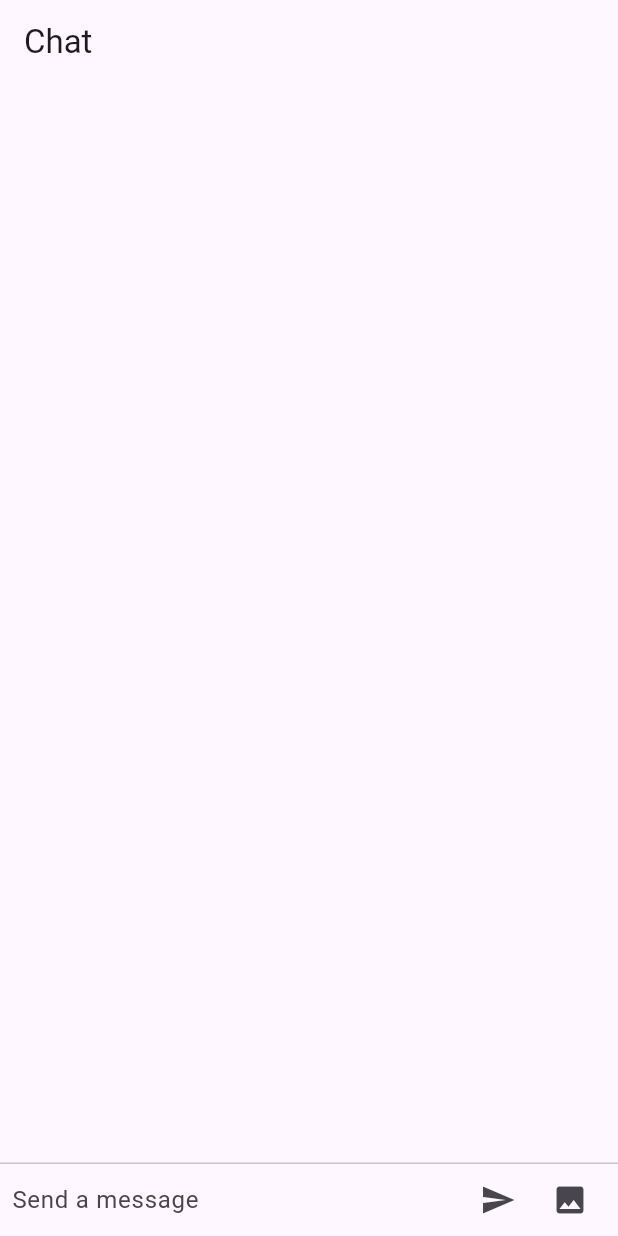
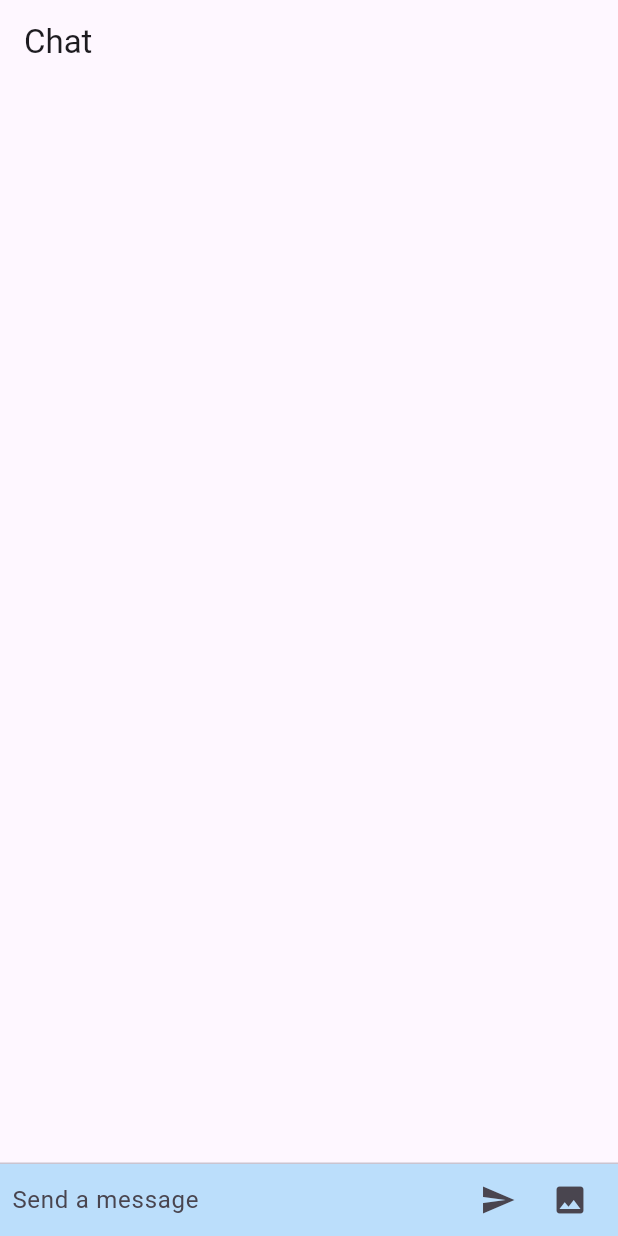
Before and after one commit to tdj28/ai-image-transcriber, a Flutter app: the screen it shows after launch, after a tap on the "photo" icon, on a phone screen of 412 x 824 dp. Run offline on Flutter 3.47's test engine with Material 3 defaults, Android fonts, the phone set to English and light mode, and no system bars; our stand-ins replace file_picker, flutter_dotenv, flutter_image_compress, image_picker; missing offline and left inert: file_selector_macos, super_drag_and_drop.

Commit message:
chore: Update chat_screen.dart
Signed-off-by: TJ <723947+tdj28@users.noreply.github.com>

```diff
--- a/lib/chat_screen.dart
+++ b/lib/chat_screen.dart
@@ -10,7 +10,6 @@ import 'package:flutter_image_compress/flutter_image_compress.dart';
 import 'package:path_provider/path_provider.dart';
 import 'package:path/path.dart' as path; // Add this import for path manipulation
 import 'package:super_drag_and_drop/super_drag_and_drop.dart';
-import 'image_processing.dart'; // Import the new file
 
 class ChatScreen extends StatefulWidget {
   @override
@@ -55,9 +54,41 @@ class _ChatScreenState extends State<ChatScreen> {
         return;
       }
 
+      // The path is now definitely a non-null String
+      // Create a File object from the path
       File file = File(selectedFilePath);
+      Uint8List fileBytes;
 
-      Uint8List? fileBytes = await processImage(file);
+      // Check if the file is a HEIC image and convert it if necessary
+      if (selectedFilePath.toLowerCase().endsWith('.heic')) {
+        setState(() {
+          _messages.insert(0, ChatMessage(text: "Converting from HEIC to JPG...", isImage: false, isUserMessage: false));
+        });
+
+        final tempDir = await getTemporaryDirectory();
+        final targetPath = '${tempDir.path}/${DateTime.now().millisecondsSinceEpoch}.jpg';
+
+        // Attempt to compress and get the File
+        XFile? convertedFile = await FlutterImageCompress.compressAndGetFile(
+          file.absolute.path,
+          targetPath,
+          format: CompressFormat.jpeg,
+          quality: 90,
+        );
+
+        if (convertedFile == null) {
+          print("Error: HEIC to JPEG conversion failed.");
+          return;
+        }
+
+        // Read bytes from the converted file
+        fileBytes = await convertedFile.readAsBytes();
+      } else {
+        // If it's not HEIC, read bytes from the original file
+        fileBytes = await file.readAsBytes();
+      }
+
+      //Uint8List? fileBytes = await processImage(file);
 
       if (fileBytes != null) {
 
@@ -131,7 +162,6 @@ class _ChatScreenState extends State<ChatScreen> {
     });
   }
 
-
   @override
   Widget build(BuildContext context) {
     return Scaffold(
@@ -139,32 +169,7 @@ class _ChatScreenState extends State<ChatScreen> {
       body: Column(
         children: [
           Flexible(
-            child: DropRegion(
-              formats: Formats.standardFormats,
-              onDropOver: (event) {
-                // Determine the type of operation based on the event
-                return DropOperation.copy;
-              },
-              onPerformDrop: (event) async {
-                final item = event.session.items.first;
-                if (item.canProvide(Formats.png)) {
-                  // Handle dropped PNG image
-                  final reader = item.dataReader!;
-                  reader.getFile(Formats.png, (file) async {
-                    // final fileBytes = await file.readAll();
-
-                    // setState(() {
-                    //   _messages.insert(0, ChatMessage(imageData: fileBytes, isImage: true, isUserMessage: true));
-                    // });
-
-                    Uint8List? fileBytes = await processImage(file, isDataReaderFile: true);
-
-
-                  }, onError: (error) {
-                    print('Error reading value $error');
-                  });
-                }
-              },
+            child: SelectionArea(
               child: ListView.builder(
                 padding: EdgeInsets.all(8.0),
                 reverse: true,
@@ -174,7 +179,11 @@ class _ChatScreenState extends State<ChatScreen> {
             ),
           ),
           Divider(height: 1.0),
-          _buildTextComposer(),
+          Container(
+            decoration: BoxDecoration(color: Colors.blue.shade100),
+            //decoration: BoxDecoration(color: Theme.of(context).cardColor),
+            child: _buildTextComposer(),
+          ),
         ],
       ),
     );
```
